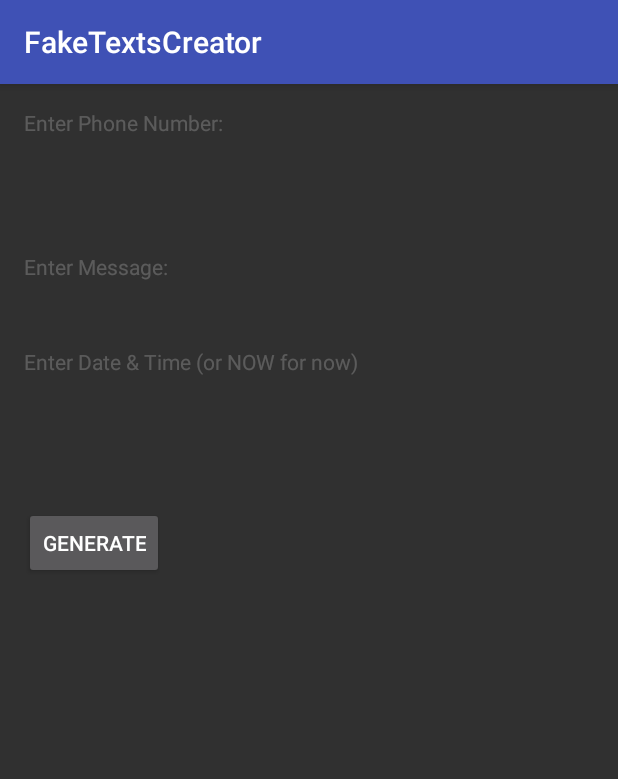
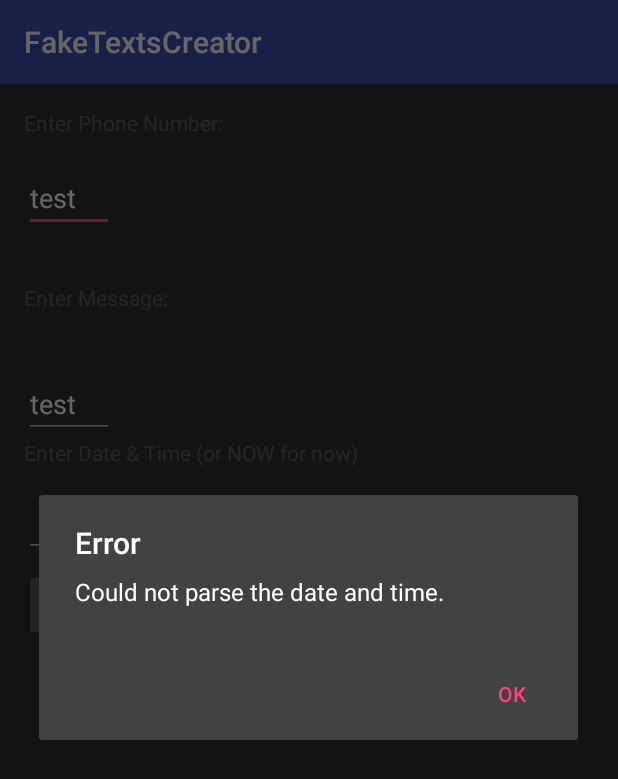
Before and after one commit to post-j-ma/FakeTextsCreator, an Android app: the screen it shows after launch (FakeTextingActivity), after a tap on "GENERATE", on a phone screen of 412 x 824 dp. Shown: the top 779 px of the screen. Run offline under Robolectric (Android 15) with nearby library versions, the phone set to English and light mode, and no system bars.

Commit message:
* fix activity dialog

```diff
--- a/app/src/main/java/com/postjma/pranks/faketextscreator/FakeTextingActivity.java
+++ b/app/src/main/java/com/postjma/pranks/faketextscreator/FakeTextingActivity.java
@@ -1,6 +1,7 @@
 package com.postjma.pranks.faketextscreator;
 
 import android.content.ContentValues;
+import android.content.Context;
 import android.content.DialogInterface;
 import android.net.Uri;
 import android.support.v7.app.AlertDialog;
@@ -19,23 +20,38 @@ public class FakeTextingActivity extends AppCompatActivity {
     private TextView mPhone;
     private TextView mMsg;
     private TextView mDate;
+    private Context mThis;
+
+    private String getText(TextView textView)
+    {
+        String ret = null;
+        try {
+            ret = textView.getText().toString();
+        }
+        catch (Exception e) {
+            // ignore
+        }
+        return ret;
+    }
 
     @Override
     protected void onCreate(Bundle savedInstanceState) {
         super.onCreate(savedInstanceState);
         setContentView(R.layout.activity_fake_texting);
+        mThis = this;
 
         mPhone = (TextView)findViewById(R.id.textView2);
         mMsg = (TextView)findViewById(R.id.textView4);
+        mDate = (TextView)findViewById(R.id.textView6);
         Button mButton = (Button)findViewById(R.id.button);
 
         // Set up the user interaction to manually show or hide the system UI.
         mButton.setOnClickListener(new View.OnClickListener() {
             @Override
             public void onClick(View view) {
-                String phoneNo = mPhone.getText().toString();
-                String msg = mMsg.getText().toString();
-                String datestr = mDate.getText().toString();
+                String phoneNo = getText(mPhone);
+                String msg = getText(mMsg);
+                String datestr = getText(mDate);
                 Date date;
                 SimpleDateFormat format = new SimpleDateFormat();
 
@@ -46,7 +62,7 @@ public class FakeTextingActivity extends AppCompatActivity {
                         date = format.parse(datestr);
                     } catch (ParseException p) {
                         mDate.setText("");
-                        AlertDialog.Builder alertDialog = new AlertDialog.Builder(getApplicationContext());
+                        AlertDialog.Builder alertDialog = new AlertDialog.Builder(mThis);
                         alertDialog.setMessage("Could not parse the date and time.");
                         alertDialog.setTitle("Error");
                         alertDialog.setPositiveButton("OK", new DialogInterface.OnClickListener() {
--- a/app/src/main/res/layout/activity_fake_texting.xml
+++ b/app/src/main/res/layout/activity_fake_texting.xml
@@ -17,10 +17,11 @@
         android:enabled="false"
         android:id="@+id/textView" />
 
-    <TextView
-        android:text=""
-        android:layout_width="wrap_content"
-        android:layout_height="wrap_content"
+    <EditText
+        android:text="test"
+        android:enabled="true"
+        android:layout_width="60dp"
+        android:layout_height="40dp"
         android:layout_below="@+id/textView"
         android:layout_alignParentLeft="true"
         android:layout_alignParentStart="true"
@@ -38,35 +39,16 @@
         android:layout_marginTop="34dp"
         android:id="@+id/textView3" />
 
-    <TextView
-        android:text=""
-        android:layout_width="wrap_content"
-        android:layout_height="wrap_content"
+    <EditText
+        android:text="test"
+        android:enabled="true"
+        android:layout_width="60dp"
+        android:layout_height="40dp"
         android:layout_below="@+id/textView3"
         android:layout_alignParentLeft="true"
         android:layout_alignParentStart="true"
         android:layout_marginTop="44dp"
         android:id="@+id/textView4" />
-
-    <TextView
-        android:text="Enter Date &amp; Time (or NOW for now)"
-        android:enabled="false"
-        android:layout_width="wrap_content"
-        android:layout_height="wrap_content"
-        android:layout_above="@+id/button"
-        android:layout_toRightOf="@+id/textView4"
-        android:layout_toEndOf="@+id/textView4"
-        android:id="@+id/textView5" />
-
-    <TextView
-        android:text=""
-        android:layout_width="wrap_content"
-        android:layout_height="wrap_content"
-        android:layout_below="@+id/textView5"
-        android:layout_toRightOf="@+id/textView4"
-        android:layout_toEndOf="@+id/textView4"
-        android:layout_marginTop="37dp"
-        android:id="@+id/textView6" />
 
     <Button
         android:text="Generate"
@@ -77,4 +59,25 @@
         android:layout_below="@+id/textView4"
         android:layout_alignParentLeft="true"
         android:layout_alignParentStart="true" />
+
+    <TextView
+        android:text="Enter Date &amp; Time (or NOW for now)"
+        android:enabled="false"
+        android:layout_width="wrap_content"
+        android:layout_height="wrap_content"
+        android:id="@+id/textView5"
+        android:layout_below="@+id/textView4"
+        android:layout_alignParentLeft="true"
+        android:layout_alignParentStart="true" />
+
+    <EditText
+        android:text="test"
+        android:enabled="true"
+        android:layout_width="60dp"
+        android:layout_height="40dp"
+        android:layout_marginTop="20dp"
+        android:id="@+id/textView6"
+        android:layout_below="@+id/textView5"
+        android:layout_alignParentLeft="true"
+        android:layout_alignParentStart="true" />
 </RelativeLayout>
```
